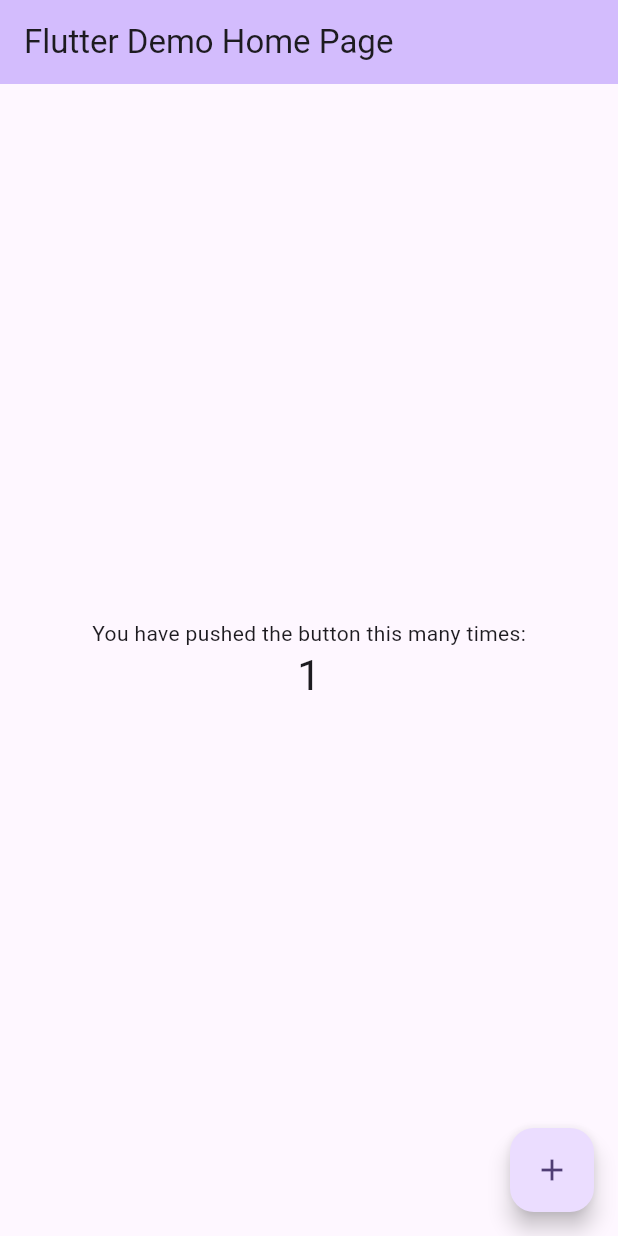
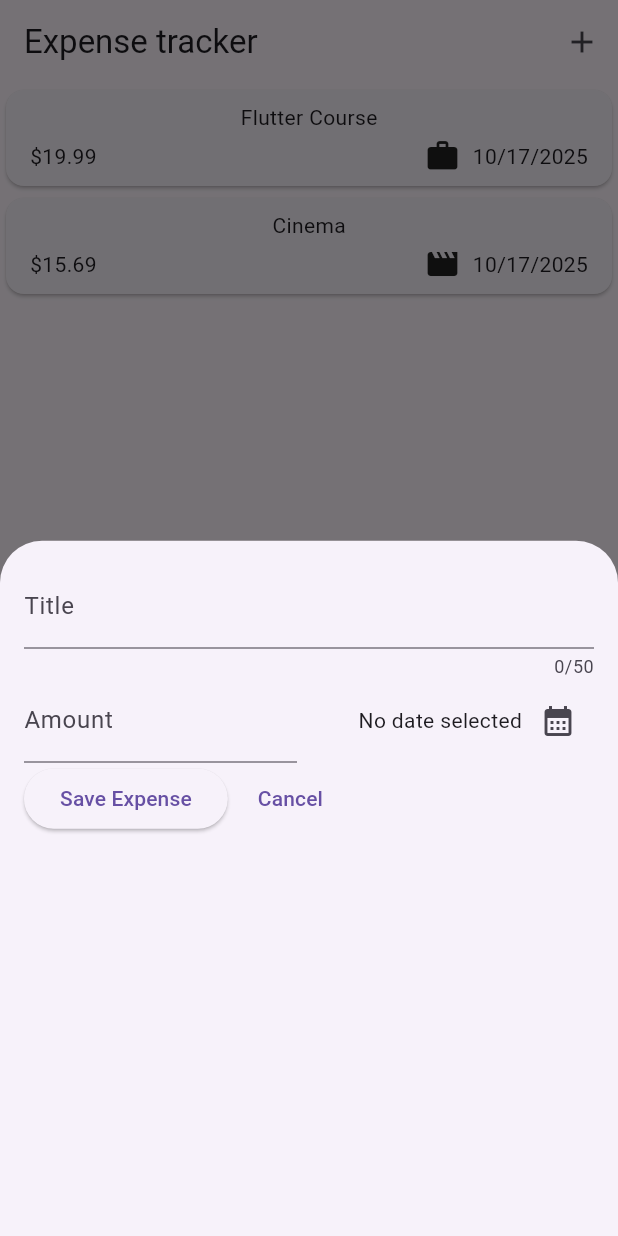
Before and after one commit to jeethsoni/expense-tracker, a Flutter app: the screen it shows after launch, after a tap on the "add" icon, on a phone screen of 412 x 824 dp. Run offline on Flutter 3.47's test engine with Material 3 defaults, Android fonts, the phone set to English and light mode, and no system bars.

Commit message:
WIP: modal to add expenses

```diff
--- a/lib/main.dart
+++ b/lib/main.dart
@@ -1,122 +1,8 @@
 import 'package:flutter/material.dart';
+import 'widgets/expenses.dart';
 
 void main() {
-  runApp(const MyApp());
+  runApp(MaterialApp(
+    home: Expenses(),
+  ));
 }
-
-class MyApp extends StatelessWidget {
-  const MyApp({super.key});
-
-  // This widget is the root of your application.
-  @override
-  Widget build(BuildContext context) {
-    return MaterialApp(
-      title: 'Flutter Demo',
-      theme: ThemeData(
-        // This is the theme of your application.
-        //
-        // TRY THIS: Try running your application with "flutter run". You'll see
-        // the application has a purple toolbar. Then, without quitting the app,
-        // try changing the seedColor in the colorScheme below to Colors.green
-        // and then invoke "hot reload" (save your changes or press the "hot
-        // reload" button in a Flutter-supported IDE, or press "r" if you used
-        // the command line to start the app).
-        //
-        // Notice that the counter didn't reset back to zero; the application
-        // state is not lost during the reload. To reset the state, use hot
-        // restart instead.
-        //
-        // This works for code too, not just values: Most code changes can be
-        // tested with just a hot reload.
-        colorScheme: ColorScheme.fromSeed(seedColor: Colors.deepPurple),
-      ),
-      home: const MyHomePage(title: 'Flutter Demo Home Page'),
-    );
-  }
-}
-
-class MyHomePage extends StatefulWidget {
-  const MyHomePage({super.key, required this.title});
-
-  // This widget is the home page of your application. It is stateful, meaning
-  // that it has a State object (defined below) that contains fields that affect
-  // how it looks.
-
-  // This class is the configuration for the state. It holds the values (in this
-  // case the title) provided by the parent (in this case the App widget) and
-  // used by the build method of the State. Fields in a Widget subclass are
-  // always marked "final".
-
-  final String title;
-
-  @override
-  State<MyHomePage> createState() => _MyHomePageState();
-}
-
-class _MyHomePageState extends State<MyHomePage> {
-  int _counter = 0;
-
-  void _incrementCounter() {
-    setState(() {
-      // This call to setState tells the Flutter framework that something has
-      // changed in this State, which causes it to rerun the build method below
-      // so that the display can reflect the updated values. If we changed
-      // _counter without calling setState(), then the build method would not be
-      // called again, and so nothing would appear to happen.
-      _counter++;
-    });
-  }
-
-  @override
-  Widget build(BuildContext context) {
-    // This method is rerun every time setState is called, for instance as done
-    // by the _incrementCounter method above.
-    //
-    // The Flutter framework has been optimized to make rerunning build methods
-    // fast, so that you can just rebuild anything that needs updating rather
-    // than having to individually change instances of widgets.
-    return Scaffold(
-      appBar: AppBar(
-        // TRY THIS: Try changing the color here to a specific color (to
-        // Colors.amber, perhaps?) and trigger a hot reload to see the AppBar
-        // change color while the other colors stay the same.
-        backgroundColor: Theme.of(context).colorScheme.inversePrimary,
-        // Here we take the value from the MyHomePage object that was created by
-        // the App.build method, and use it to set our appbar title.
-        title: Text(widget.title),
-      ),
-      body: Center(
-        // Center is a layout widget. It takes a single child and positions it
-        // in the middle of the parent.
-        child: Column(
-          // Column is also a layout widget. It takes a list of children and
-          // arranges them vertically. By default, it sizes itself to fit its
-          // children horizontally, and tries to be as tall as its parent.
-          //
-          // Column has various properties to control how it sizes itself and
-          // how it positions its children. Here we use mainAxisAlignment to
-          // center the children vertically; the main axis here is the vertical
-          // axis because Columns are vertical (the cross axis would be
-          // horizontal).
-          //
-          // TRY THIS: Invoke "debug painting" (choose the "Toggle Debug Paint"
-          // action in the IDE, or press "p" in the console), to see the
-          // wireframe for each widget.
-          mainAxisAlignment: MainAxisAlignment.center,
-          children: <Widget>[
-            const Text('You have pushed the button this many times:'),
-            Text(
-              '$_counter',
-              style: Theme.of(context).textTheme.headlineMedium,
-            ),
-          ],
-        ),
-      ),
-      floatingActionButton: FloatingActionButton(
-        onPressed: _incrementCounter,
-        tooltip: 'Increment',
-        child: const Icon(Icons.add),
-      ), // This trailing comma makes auto-formatting nicer for build methods.
-    );
-  }
-}
--- /dev/null
+++ b/lib/models/expense.dart
@@ -0,0 +1,35 @@
+import 'package:flutter/material.dart';
+import 'package:uuid/uuid.dart';
+import 'package:intl/intl.dart';
+
+final formatter = DateFormat.yMd();
+
+const uuid = Uuid();
+
+enum Category { food, travel, leisure, work }
+
+const categoryIcons = {
+  Category.food: Icons.lunch_dining,
+  Category.travel: Icons.flight_takeoff,
+  Category.leisure: Icons.movie,
+  Category.work: Icons.work,
+};
+
+class Expense {
+  final String id;
+  final String title;
+  final double amount;
+  final DateTime date;
+  final Category category;
+
+  String get formattedDate {
+    return formatter.format(date);
+  }
+
+  Expense({
+    required this.title,
+    required this.amount,
+    required this.date,
+    required this.category,
+  }) : id = uuid.v4();
+}
--- /dev/null
+++ b/lib/widgets/add_expense.dart
@@ -0,0 +1,106 @@
+import 'package:flutter/material.dart';
+import '../models/expense.dart';
+
+class AddExpense extends StatefulWidget {
+  const AddExpense({super.key});
+
+  @override
+  State<AddExpense> createState() => _AddExpenseState();
+}
+
+class _AddExpenseState extends State<AddExpense> {
+  final _titleController = TextEditingController();
+  final _amountController = TextEditingController();
+  DateTime? _selectedDate;
+
+  void _presentDatePicker() async {
+    final now = DateTime.now();
+    final firstDate = DateTime(now.year - 1, now.month, now.day);
+    final pickedDate = await showDatePicker(
+      context: context,
+      initialDate: now,
+      firstDate: firstDate,
+      lastDate: now,
+    );
+    // print(pickedDate);
+    if (pickedDate == null) {
+      return;
+    }
+    setState(() {
+      _selectedDate = pickedDate;
+    });
+  }
+
+  @override
+  void dispose() {
+    _titleController.dispose();
+    _amountController.dispose();
+    super.dispose();
+  }
+
+  @override
+  Widget build(BuildContext context) {
+    return Padding(
+      padding: EdgeInsets.all(16),
+      child: Column(
+        children: [
+          TextField(
+            controller: _titleController,
+            maxLength: 50,
+            decoration: InputDecoration(label: Text('Title')),
+          ),
+          Row(
+            children: [
+              Expanded(
+                child: TextField(
+                  controller: _amountController,
+                  keyboardType: TextInputType.number,
+                  decoration: InputDecoration(
+                    prefixText: '\$ ',
+                    label: Text('Amount'),
+                  ),
+                ),
+              ),
+              const SizedBox(width: 16),
+              Expanded(
+                child: Row(
+                  mainAxisAlignment: MainAxisAlignment.end,
+                  crossAxisAlignment: CrossAxisAlignment.center,
+                  children: [
+                    Text(
+                      _selectedDate == null
+                          ? 'No date selected'
+                          : formatter.format(_selectedDate!),
+                    ),
+                    IconButton(
+                      onPressed: _presentDatePicker,
+                      icon: Icon(Icons.calendar_month),
+                    ),
+                  ],
+                ),
+              ),
+            ],
+          ),
+          Row(
+            children: [
+              ElevatedButton(
+                onPressed: () {
+                  print(_titleController.text);
+                  print(_amountController.text);
+                },
+                child: Text("Save Expense"),
+              ),
+              const SizedBox(width: 8),
+              TextButton(
+                onPressed: () {
+                  Navigator.pop(context);
+                },
+                child: Text("Cancel"),
+              ),
+            ],
+          ),
+        ],
+      ),
+    );
+  }
+}
--- /dev/null
+++ b/lib/widgets/expenses.dart
@@ -0,0 +1,56 @@
+import 'package:expense_tracker/widgets/add_expense.dart';
+import 'package:flutter/material.dart';
+import 'package:expense_tracker/models/expense.dart';
+import 'package:expense_tracker/widgets/expenses_list.dart';
+
+class Expenses extends StatefulWidget {
+  const Expenses({super.key});
+
+  @override
+  State<Expenses> createState() => _ExpensesState();
+}
+
+class _ExpensesState extends State<Expenses> {
+  final List<Expense> _registeredExpenses = [
+    Expense(
+      title: 'Flutter Course',
+      amount: 19.99,
+      date: DateTime.now(),
+      category: Category.work,
+    ),
+    Expense(
+      title: 'Cinema',
+      amount: 15.69,
+      date: DateTime.now(),
+      category: Category.leisure,
+    ),
+  ];
+
+  void _openAddExpenseOverlay() {
+    showModalBottomSheet(
+      context: context,
+      builder: (ctx) => const AddExpense()
+    );
+  }
+
+  @override
+  Widget build(BuildContext context) {
+    return Scaffold(
+      appBar: AppBar(
+        title: const Text("Expense tracker"),
+        centerTitle: false,
+        actions: [
+          IconButton(
+            onPressed: _openAddExpenseOverlay,
+          icon: const Icon(Icons.add),
+        )
+        ],
+      ),
+      body: Column(
+        children: [
+          Expanded(child: ExpensesList(expenses: _registeredExpenses)),
+        ],
+      ),
+    );
+  }
+}
--- /dev/null
+++ b/lib/widgets/expenses_items.dart
@@ -0,0 +1,41 @@
+import 'package:flutter/material.dart';
+import '../models/expense.dart';
+
+class ExpensesItems extends StatelessWidget {
+  const ExpensesItems(this.expense, {super.key});
+
+  final Expense expense;
+
+  @override
+  Widget build(BuildContext context) {
+    return Card(
+      child: Padding(
+        padding: EdgeInsets.symmetric(
+        horizontal: 16,
+        vertical: 8,
+        ),
+        child: Column(
+          children: [
+            Text(expense.title),
+            const SizedBox(height: 4),
+            Row(
+              // mainAxisAlignment: MainAxisAlignment.spaceBetween,
+              children: [
+                Text('\$${expense.amount.toStringAsFixed(2)}'),
+                const Spacer(),
+                Row(
+                  children: [
+                    Icon(categoryIcons[expense.category]),
+                    const SizedBox(width: 8),
+                    Text(expense.formattedDate),
+                  ],
+                )
+
+              ],
+            ),
+          ],
+        )
+      ),
+    );
+  }
+}
--- /dev/null
+++ b/lib/widgets/expenses_list.dart
@@ -0,0 +1,17 @@
+import 'package:flutter/material.dart';
+import '../models/expense.dart';
+import 'expenses_items.dart';
+
+class ExpensesList extends StatelessWidget {
+  const ExpensesList({super.key, required this.expenses});
+
+  final List<Expense> expenses;
+
+  @override
+  Widget build(BuildContext context) {
+    return ListView.builder(
+      itemCount: expenses.length,
+      itemBuilder: (context, index) => ExpensesItems(expenses[index]),
+    );
+  }
+}
--- a/pubspec.yaml
+++ b/pubspec.yaml
@@ -34,6 +34,8 @@ dependencies:
   # The following adds the Cupertino Icons font to your application.
   # Use with the CupertinoIcons class for iOS style icons.
   cupertino_icons: ^1.0.8
+  uuid: ^4.5.1
+  intl: ^0.20.2
 
 dev_dependencies:
   flutter_test:
```
Also changed, not shown: pubspec.lock, 6 other files.
